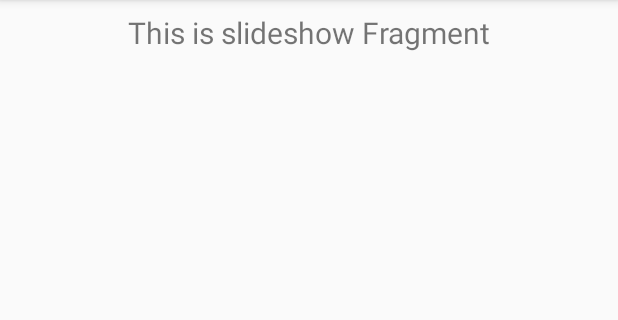
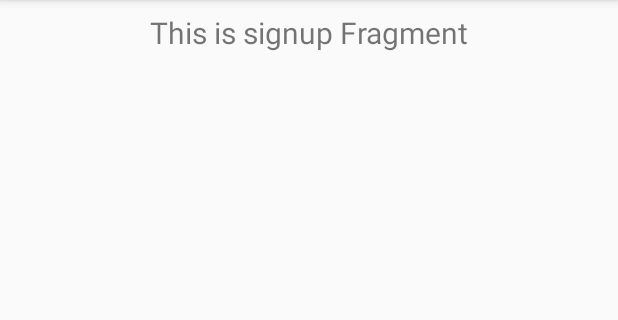
Before and after one commit to atm1504/gosocio, an Android app: the fragment SignupFragment shown on its own in the app's theme, on a phone screen of 412 x 824 dp, the part 84-404 px from its top. Run offline under Robolectric (Android 15) with nearby library versions, the phone set to English and light mode, and no system bars.

Commit message:
refactor signup

```diff
--- a/app/src/main/java/com/atm1504/gosocio/MainActivity.kt
+++ b/app/src/main/java/com/atm1504/gosocio/MainActivity.kt
@@ -36,7 +36,7 @@ class MainActivity : AppCompatActivity() {
         // menu should be considered as top level destinations.
         appBarConfiguration = AppBarConfiguration(
             setOf(
-                R.id.nav_home, R.id.nav_gallery, R.id.nav_slideshow,
+                R.id.nav_home, R.id.nav_gallery, R.id.nav_signup,
                 R.id.nav_tools, R.id.nav_share, R.id.nav_send
             ), drawerLayout
         )
--- a/app/src/main/java/com/atm1504/gosocio/ui/slideshow/SlideshowFragment.kt
+++ b/app/src/main/java/com/atm1504/gosocio/ui/signup/SignupFragment.kt
@@ -1,4 +1,4 @@
-package com.atm1504.gosocio.ui.slideshow
+package com.atm1504.gosocio.ui.signup
 
 import android.os.Bundle
 import android.view.LayoutInflater
@@ -10,20 +10,20 @@ import androidx.lifecycle.Observer
 import androidx.lifecycle.ViewModelProviders
 import com.atm1504.gosocio.R
 
-class SlideshowFragment : Fragment() {
+class SignupFragment : Fragment() {
 
-    private lateinit var slideshowViewModel: SlideshowViewModel
+    private lateinit var signupViewModel: SignupViewModel
 
     override fun onCreateView(
         inflater: LayoutInflater,
         container: ViewGroup?,
         savedInstanceState: Bundle?
     ): View? {
-        slideshowViewModel =
-            ViewModelProviders.of(this).get(SlideshowViewModel::class.java)
-        val root = inflater.inflate(R.layout.fragment_slideshow, container, false)
+        signupViewModel =
+            ViewModelProviders.of(this).get(SignupViewModel::class.java)
+        val root = inflater.inflate(R.layout.fragment_signup, container, false)
         val textView: TextView = root.findViewById(R.id.text_slideshow)
-        slideshowViewModel.text.observe(this, Observer {
+        signupViewModel.text.observe(this, Observer {
             textView.text = it
         })
         return root
--- a/app/src/main/java/com/atm1504/gosocio/ui/slideshow/SlideshowViewModel.kt
+++ b/app/src/main/java/com/atm1504/gosocio/ui/signup/SignupViewModel.kt
@@ -1,13 +1,13 @@
-package com.atm1504.gosocio.ui.slideshow
+package com.atm1504.gosocio.ui.signup
 
 import androidx.lifecycle.LiveData
 import androidx.lifecycle.MutableLiveData
 import androidx.lifecycle.ViewModel
 
-class SlideshowViewModel : ViewModel() {
+class SignupViewModel : ViewModel() {
 
     private val _text = MutableLiveData<String>().apply {
-        value = "This is slideshow Fragment"
+        value = "This is signup Fragment"
     }
     val text: LiveData<String> = _text
 }
--- a/app/src/main/res/menu/activity_main_drawer.xml
+++ b/app/src/main/res/menu/activity_main_drawer.xml
@@ -13,9 +13,9 @@
             android:icon="@drawable/ic_menu_gallery"
             android:title="@string/menu_login" />
         <item
-            android:id="@+id/nav_slideshow"
+            android:id="@+id/nav_signup"
             android:icon="@drawable/ic_menu_slideshow"
-            android:title="@string/menu_submit_report" />
+            android:title="@string/menu_signup" />
         <item
             android:id="@+id/nav_tools"
             android:icon="@drawable/ic_menu_manage"
@@ -27,7 +27,7 @@
             <item
                 android:id="@+id/nav_share"
                 android:icon="@drawable/ic_menu_share"
-                android:title="@string/menu_report" />
+                android:title="@string/menu_submit_report" />
             <item
                 android:id="@+id/nav_send"
                 android:icon="@drawable/ic_menu_send"
--- a/app/src/main/res/values/strings.xml
+++ b/app/src/main/res/values/strings.xml
@@ -13,4 +13,5 @@
     <string name="menu_profile">Profile</string>
     <string name="menu_check_status">Check Status</string>
     <string name="menu_about">About</string>
+    <string name="menu_signup">Sign Up</string>
 </resources>
```
Also changed, not shown: app/src/main/res/navigation/mobile_navigation.xml (+5 -5 lines), app/src/main/res/layout/fragment_signup.xml (renamed from app/src/main/res/layout/fragment_slideshow.xml).
